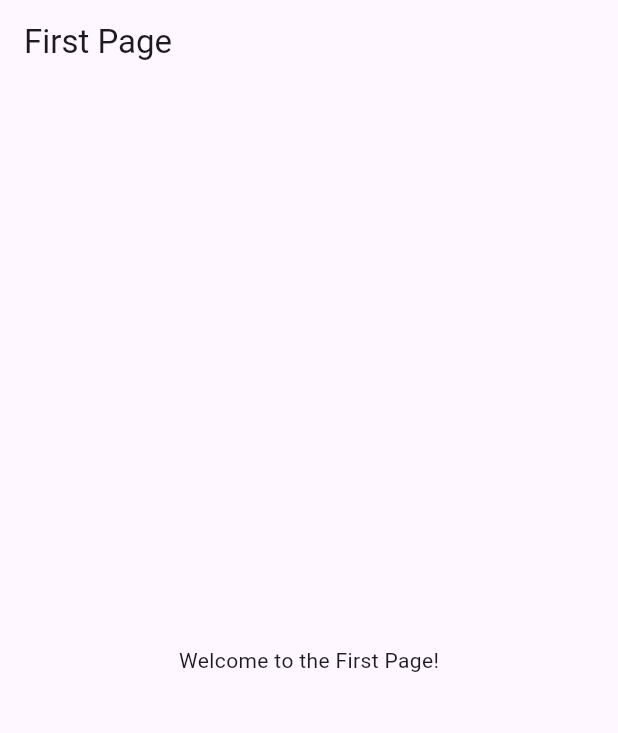
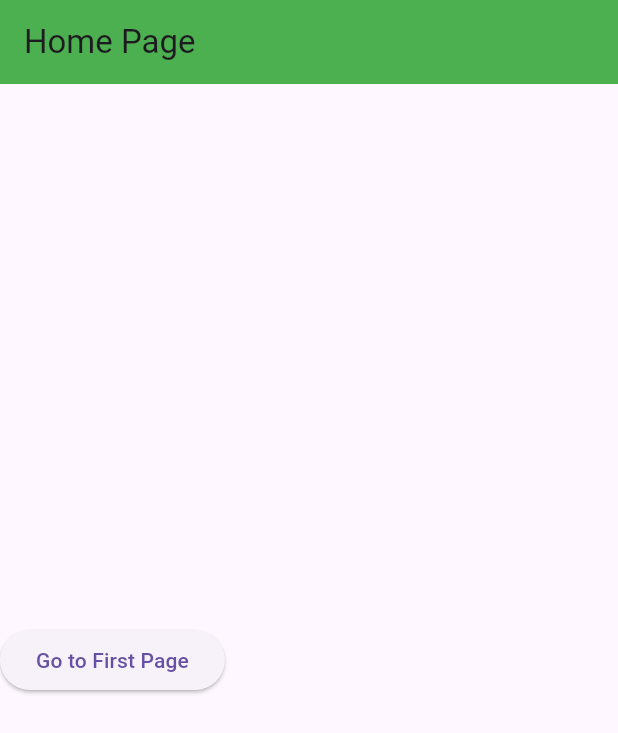
Before and after one commit to vinodh1988/flutter-simple, a Flutter app: the screen it shows after launch, on a phone screen of 412 x 824 dp. Shown: the top 733 px of the screen. Run offline on Flutter 3.47's test engine with Material 3 defaults, Android fonts, the phone set to English and light mode, and no system bars.

Commit message:
first-commit

```diff
--- /dev/null
+++ b/lib/homepage.dart
@@ -0,0 +1,29 @@
+import 'package:flutter/material.dart';
+import 'pages/firstpage.dart';
+
+class HomePage extends StatelessWidget {
+  const HomePage({super.key});
+  @override
+  Widget build(BuildContext context) {
+   return Scaffold(
+      appBar: AppBar(
+        title: Text('Home Page'),
+        backgroundColor: Colors.green,
+      ),
+      body: Column(
+        mainAxisAlignment: MainAxisAlignment.center,
+        children: <Widget>[
+          ElevatedButton(
+            onPressed: () {
+              Navigator.push(
+                context,
+                MaterialPageRoute(builder: (context) => FirstPage()),
+              );
+            },
+            child: Text('Go to First Page'),
+          )
+        ]
+      )
+   );
+  }
+}
--- a/lib/main.dart
+++ b/lib/main.dart
@@ -1,6 +1,6 @@
 
 import 'package:flutter/material.dart';
-import 'firstpage.dart';
+import 'homepage.dart';
 void main() {
   runApp(MyApp());
 }
@@ -14,7 +14,7 @@ const   MyApp({super.key}) ;
       theme: ThemeData(
         primarySwatch: Colors.blue,
       ),
-      home: FirstPage(),
+      home: HomePage(),
     );
   }
 }
```
Also changed, not shown: lib/pages/firstpage.dart (renamed from lib/firstpage.dart).
